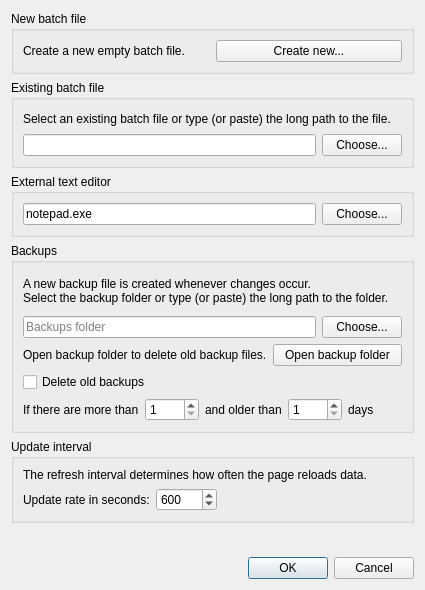
First picture: the form in dialog.ui, repository MarioUnoDueTreQuattro/KillManagerQt, before the edit.
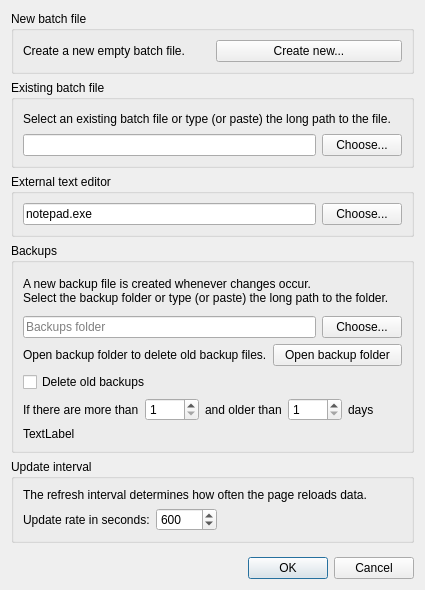
Second picture: the form after the edit. Icons and pictures are not drawn.

Commit message: show backups count in configuration dialog

Patch:
```diff
--- a/dialog.ui
+++ b/dialog.ui
@@ -319,6 +319,13 @@
         </item>
        </layout>
       </item>
+      <item>
+       <widget class="QLabel" name="labelBackupsInfo">
+        <property name="text">
+         <string>TextLabel</string>
+        </property>
+       </widget>
+      </item>
      </layout>
     </widget>
    </item>
```
The commit also changes 3 other files.
